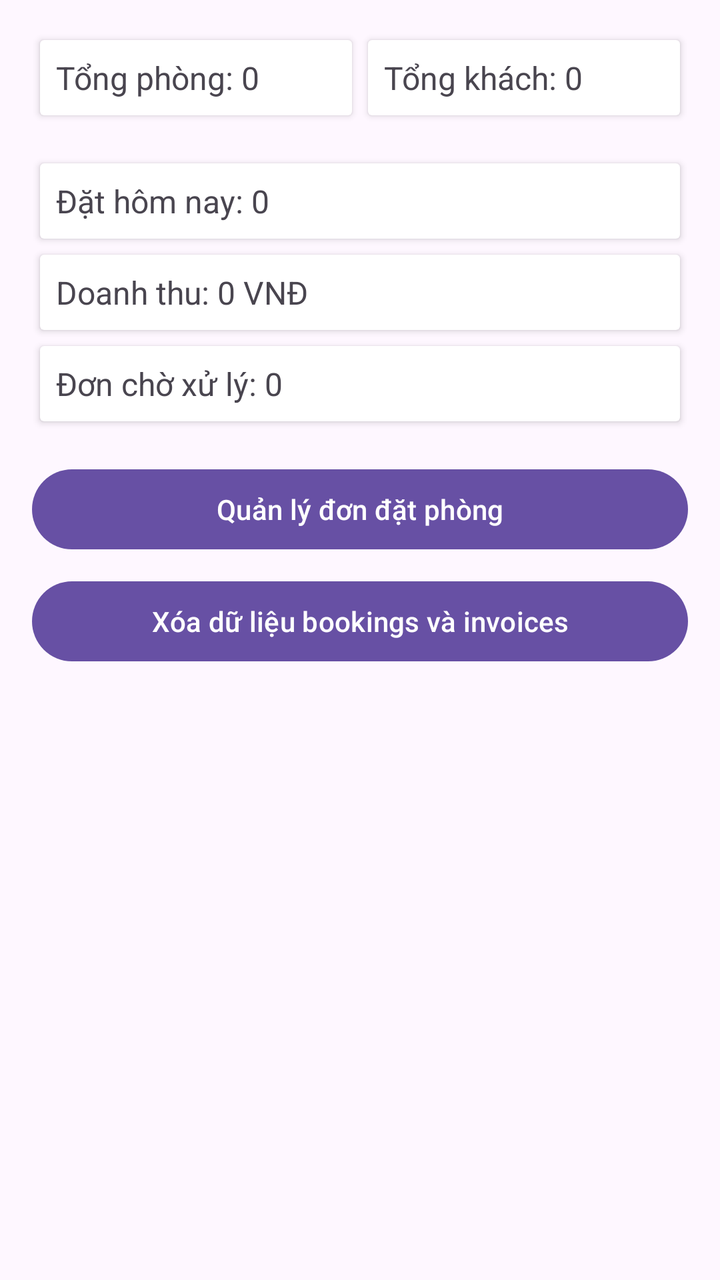
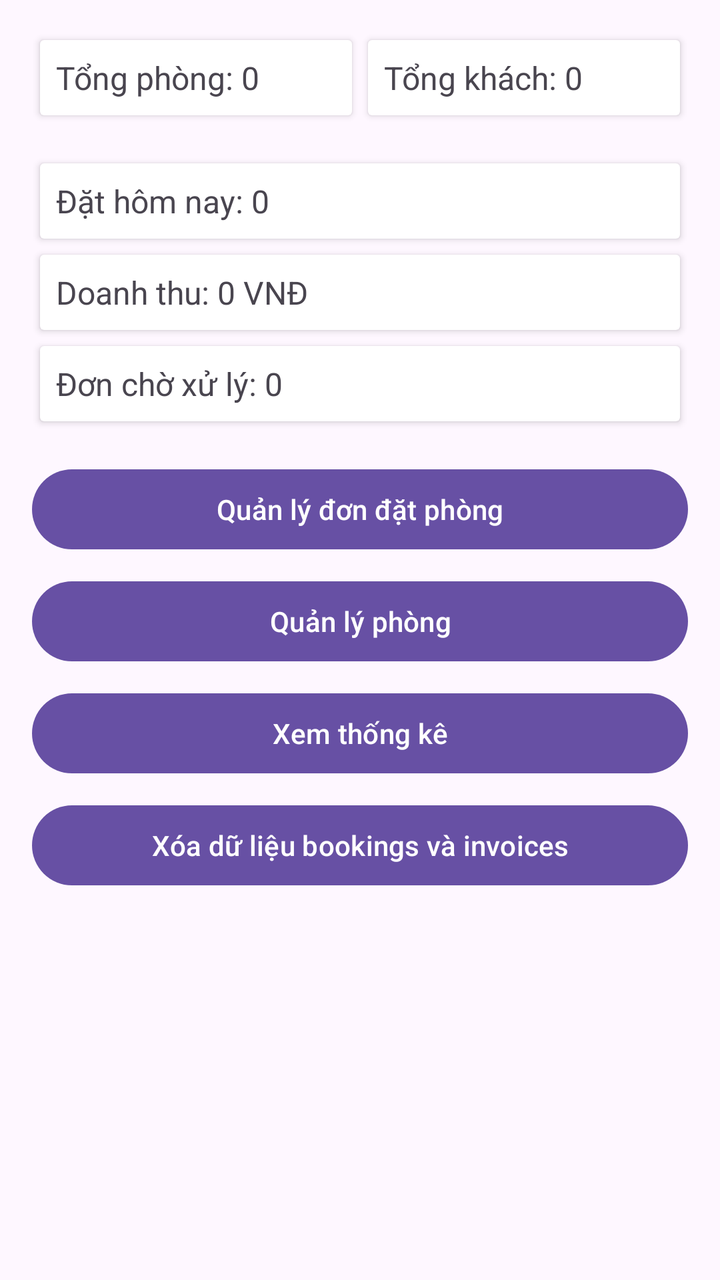

An Android layout rendered at two revisions. The XML below is the earlier revision; the diff shows what the commit changed to produce the second picture.
<!-- AndroidManifest.xml: application theme Theme.AppQLKhachSan -->
<!-- res/layout/activity_admin_dashboard.xml -->
<?xml version="1.0" encoding="utf-8"?>
<LinearLayout xmlns:android="http://schemas.android.com/apk/res/android"
    android:layout_width="match_parent"
    android:layout_height="match_parent"
    android:orientation="vertical"
    android:padding="16dp">

    
    <LinearLayout
        android:layout_width="match_parent"
        android:layout_height="wrap_content"
        android:orientation="horizontal"
        android:layout_marginBottom="16dp">
        <androidx.cardview.widget.CardView
            android:layout_width="0dp"
            android:layout_height="wrap_content"
            android:layout_weight="1"
            android:layout_margin="4dp">
            <LinearLayout
                android:layout_width="match_parent"
                android:layout_height="wrap_content"
                android:orientation="vertical"
                android:padding="8dp">
                <TextView
                    android:id="@+id/tvTotalRooms"
                    android:layout_width="wrap_content"
                    android:layout_height="wrap_content"
                    android:text="Tổng phòng: 0"
                    android:textSize="16sp"/>
            </LinearLayout>
        </androidx.cardview.widget.CardView>
        <androidx.cardview.widget.CardView
            android:layout_width="0dp"
            android:layout_height="wrap_content"
            android:layout_weight="1"
            android:layout_margin="4dp">
            <LinearLayout
                android:layout_width="match_parent"
                android:layout_height="wrap_content"
                android:orientation="vertical"
                android:padding="8dp">
                <TextView
                    android:id="@+id/tvTotalCustomers"
                    android:layout_width="wrap_content"
                    android:layout_height="wrap_content"
                    android:text="Tổng khách: 0"
                    android:textSize="16sp"/>
            </LinearLayout>
        </androidx.cardview.widget.CardView>
    </LinearLayout>

    <androidx.cardview.widget.CardView
        android:layout_width="match_parent"
        android:layout_height="wrap_content"
        android:layout_margin="4dp">
        <LinearLayout
            android:layout_width="match_parent"
            android:layout_height="wrap_content"
            android:orientation="vertical"
            android:padding="8dp">
            <TextView
                android:id="@+id/tvTodayBookings"
                android:layout_width="wrap_content"
                android:layout_height="wrap_content"
                android:text="Đặt hôm nay: 0"
                android:textSize="16sp"/>
        </LinearLayout>
    </androidx.cardview.widget.CardView>

    <androidx.cardview.widget.CardView
        android:layout_width="match_parent"
        android:layout_height="wrap_content"
        android:layout_margin="4dp">
        <LinearLayout
            android:layout_width="match_parent"
            android:layout_height="wrap_content"
            android:orientation="vertical"
            android:padding="8dp">
            <TextView
                android:id="@+id/tvRevenue"
                android:layout_width="wrap_content"
                android:layout_height="wrap_content"
                android:text="Doanh thu: 0 VNĐ"
                android:textSize="16sp"/>
        </LinearLayout>
    </androidx.cardview.widget.CardView>

    <androidx.cardview.widget.CardView
        android:layout_width="match_parent"
        android:layout_height="wrap_content"
        android:layout_margin="4dp">
        <LinearLayout
            android:layout_width="match_parent"
            android:layout_height="wrap_content"
            android:orientation="vertical"
            android:padding="8dp">
            <TextView
                android:id="@+id/tvPendingBookings"
                android:layout_width="wrap_content"
                android:layout_height="wrap_content"
                android:text="Đơn chờ xử lý: 0"
                android:textSize="16sp"/>
        </LinearLayout>
    </androidx.cardview.widget.CardView>

    <Button
        android:id="@+id/btnManageBookings"
        android:layout_width="match_parent"
        android:layout_height="wrap_content"
        android:text="Quản lý đơn đặt phòng"
        android:layout_marginTop="16dp"/>

    <Button
        android:id="@+id/btnClearData"
        android:layout_width="match_parent"
        android:layout_height="wrap_content"
        android:text="Xóa dữ liệu bookings và invoices"
        android:layout_marginTop="8dp"/>

</LinearLayout>
<!-- resources referenced by this layout -->
<resources>
  <style name="Theme.AppQLKhachSan" parent="Base.Theme.AppQLKhachSan" />
  <style name="Base.Theme.AppQLKhachSan" parent="Theme.Material3.DayNight.NoActionBar">
          
          
      </style>
</resources>

<!-- the commit's change to res/layout/activity_admin_dashboard.xml (unified diff, before → after) -->
@@ -109,7 +109,18 @@
         android:layout_height="wrap_content"
         android:text="Quản lý đơn đặt phòng"
         android:layout_marginTop="16dp"/>
-
+    <Button
+        android:id="@+id/btnManageRooms"
+        android:layout_width="match_parent"
+        android:layout_height="wrap_content"
+        android:text="Quản lý phòng"
+        android:layout_marginTop="8dp"/>
+    <Button
+        android:id="@+id/btnStatistics"
+        android:layout_width="match_parent"
+        android:layout_height="wrap_content"
+        android:text="Xem thống kê"
+        android:layout_marginTop="8dp"/>
     <Button
         android:id="@+id/btnClearData"
         android:layout_width="match_parent"
@@ -117,4 +128,6 @@
         android:text="Xóa dữ liệu bookings và invoices"
         android:layout_marginTop="8dp"/>
 
+
+
 </LinearLayout>
